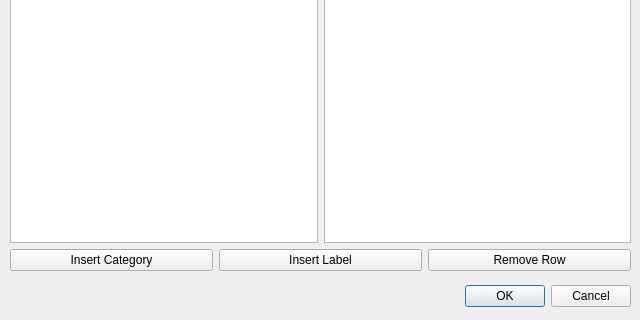
Qt form modules/app/dialogannotation.ui (smartsenselab/SSAT) before a commit; both pictures show x 0 to 640 and y 160 to 480 of the 640 by 480 pixel window.
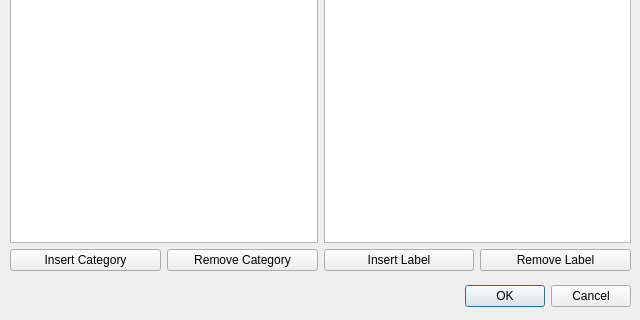
The same form after that commit.

Diff of the .ui file:
```diff
--- a/modules/app/dialogannotation.ui
+++ b/modules/app/dialogannotation.ui
@@ -72,6 +72,13 @@
         </property>
        </widget>
       </item>
+      <item>
+       <widget class="QPushButton" name="pushButtonRemoveCategory">
+        <property name="text">
+         <string>Remove Category</string>
+        </property>
+       </widget>
+      </item>
       <item>
        <widget class="QPushButton" name="pushButtonInsertLabel">
         <property name="text">
@@ -82,7 +89,7 @@
       <item>
        <widget class="QPushButton" name="pushButtonRemoveRow">
         <property name="text">
-         <string>Remove Row</string>
+         <string>Remove Label</string>
         </property>
        </widget>
       </item>
```
Left out of the diff: 2 changed lines with no effect on the pictures.
